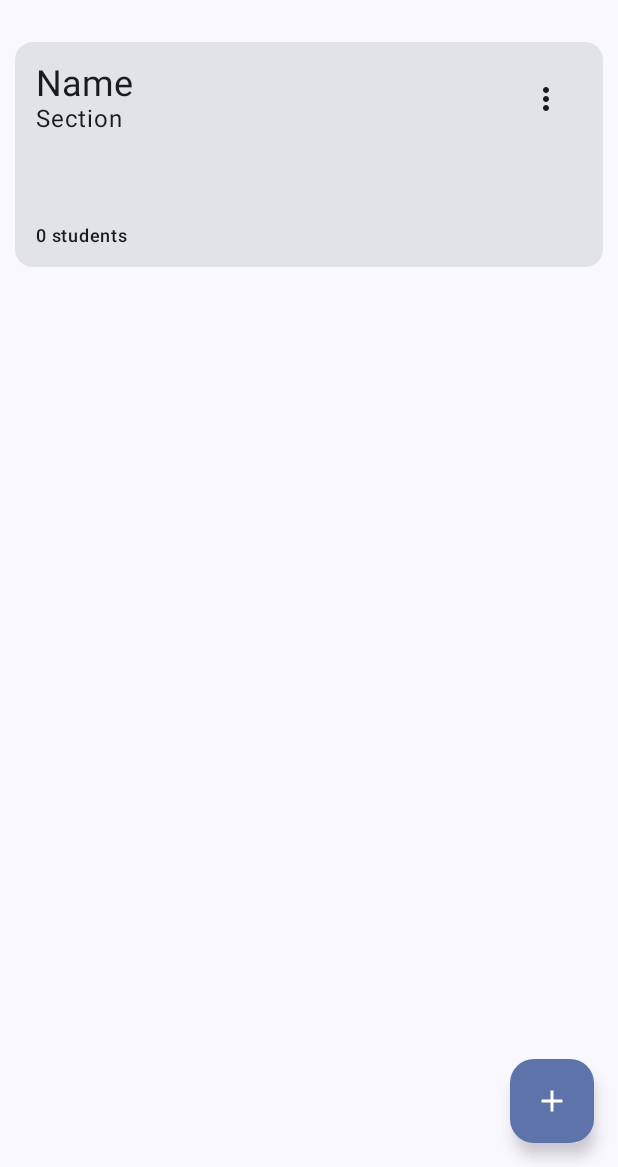
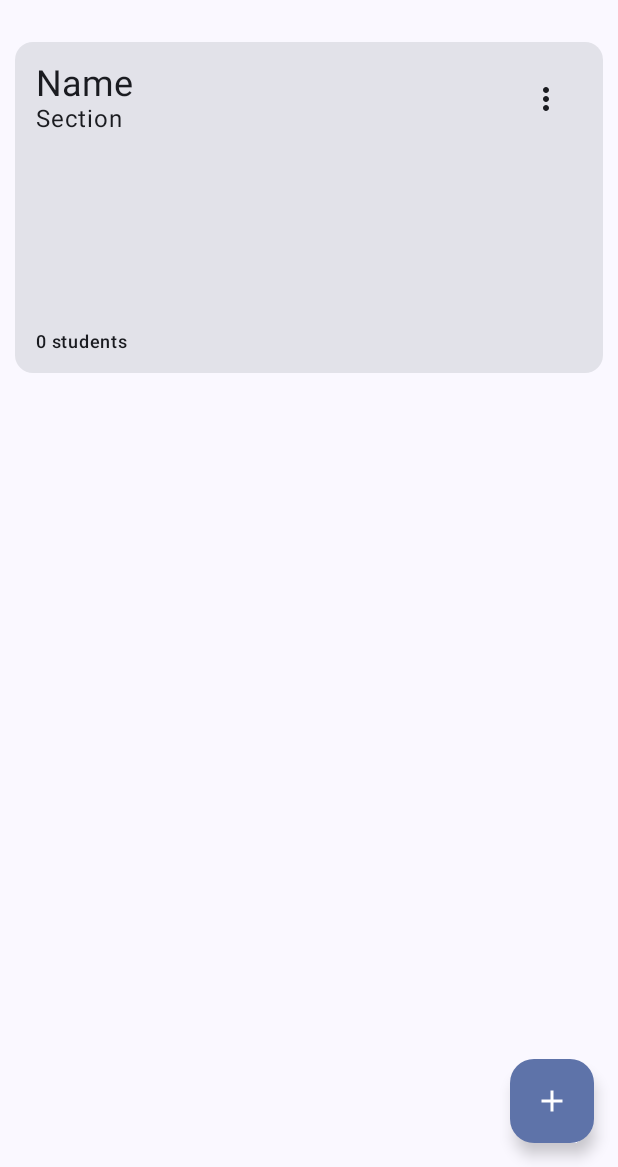
Before and after one commit to mubashirpa/Edumate, an Android app built with Jetpack Compose: the home_screen screen opened through its navigation route, on a phone screen of 412 x 824 dp, the part 69-1236 px from its top. Run offline under Robolectric (Android 15) with nearby library versions, the light colour scheme and no system bars; our stand-ins replace Dagger/Hilt's generated code; pictures from the network do not load.

Commit message:
Optimised code

```diff
--- a/app/src/main/java/edumate/app/presentation/home/screen/HomeScreen.kt
+++ b/app/src/main/java/edumate/app/presentation/home/screen/HomeScreen.kt
@@ -1,6 +1,5 @@
 package edumate.app.presentation.home.screen
 
-import android.content.res.Configuration
 import androidx.compose.foundation.layout.*
 import androidx.compose.foundation.lazy.LazyColumn
 import androidx.compose.material.icons.Icons
@@ -11,39 +10,53 @@ import androidx.compose.material3.*
 import androidx.compose.runtime.Composable
 import androidx.compose.ui.Modifier
 import androidx.compose.ui.res.stringResource
-import androidx.compose.ui.tooling.preview.Preview
 import androidx.compose.ui.unit.dp
+import androidx.hilt.navigation.compose.hiltViewModel
 import edumate.app.R.string as Strings
+import edumate.app.presentation.home.HomeUiEvent
+import edumate.app.presentation.home.HomeViewModel
 
 @OptIn(ExperimentalMaterial3Api::class, ExperimentalLayoutApi::class)
 @Composable
-fun HomeScreen() {
-    Scaffold(topBar = {
-        TopAppBar(title = {
+fun HomeScreen(
+    viewModel: HomeViewModel = hiltViewModel()
+) {
+    Scaffold(
+        topBar = {
+            TopAppBar(
+                title = {
                     Text(text = stringResource(id = Strings.app_name))
-        }, navigationIcon = {
-                IconButton(onClick = { }) {
+                },
+                navigationIcon = {
+                    IconButton(
+                        onClick = {
+                            viewModel.onEvent(HomeUiEvent.SignOut)
+                        }
+                    ) {
                         Icon(imageVector = Icons.Default.Menu, contentDescription = null)
                     }
-            })
-    }, floatingActionButton = {
+                }
+            )
+        },
+        floatingActionButton = {
             FloatingActionButton(onClick = { }) {
                 Icon(imageVector = Icons.Default.Add, contentDescription = null)
             }
-        }) { paddingValues ->
+        }
+    ) { innerPadding ->
         Box(
             modifier = Modifier
                 .fillMaxSize()
-                .consumeWindowInsets(paddingValues)
-                .padding(paddingValues)
+                .consumeWindowInsets(innerPadding)
+                .padding(innerPadding)
         ) {
-            LazyColumn(contentPadding = PaddingValues(10.dp), content = {
+            LazyColumn(
+                contentPadding = PaddingValues(10.dp),
+                content = {
                     item {
                         Card(
                             onClick = { },
-                        modifier = Modifier
-                            .fillMaxWidth()
-                            .height(150.dp)
+                            modifier = Modifier.aspectRatio(16f / 9f)
                         ) {
                             Column(modifier = Modifier.padding(14.dp)) {
                                 Row {
@@ -72,18 +85,8 @@ fun HomeScreen() {
                             }
                         }
                     }
-            })
+                }
+            )
         }
     }
 }
-
-@Preview(
-    device = "id:pixel_6_pro",
-    showSystemUi = true,
-    showBackground = true,
-    uiMode = Configuration.UI_MODE_NIGHT_NO or Configuration.UI_MODE_TYPE_NORMAL
-)
-@Composable
-private fun HomeScreenPreview() {
-    HomeScreen()
-}
```
Also changed, not shown: app/src/main/java/edumate/app/presentation/login/screen/LoginScreen.kt (+12 -15 lines), app/src/main/java/edumate/app/presentation/register/RegisterViewModel.kt (+6 -6 lines), app/src/main/java/edumate/app/presentation/register/screen/RegisterScreen.kt (+4 -11 lines). Lines whose indentation alone changed are shown as unchanged.
